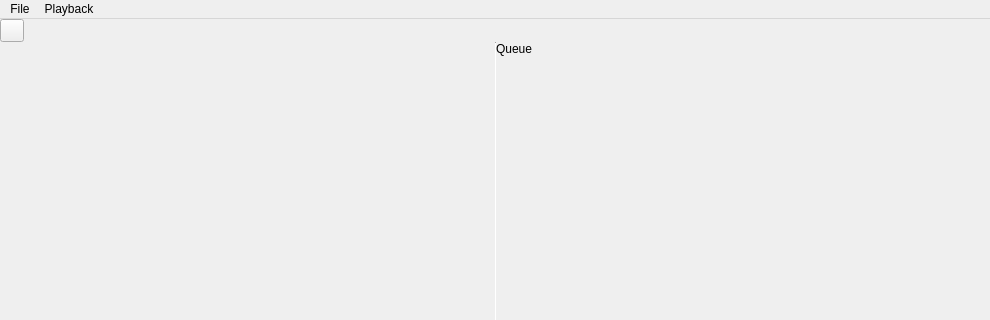
Qt form application/mainwindow.ui (theCheeseboard/theBeat) before a commit; both pictures show x 0 to 990 and y 0 to 320 of the 990 by 644 pixel window.
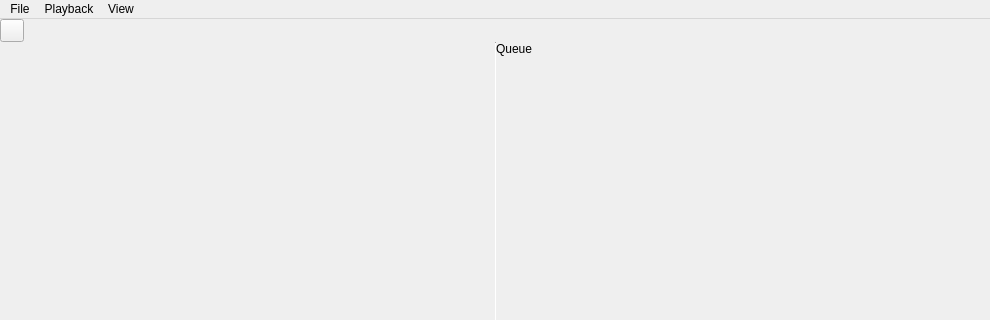
The same form after that commit. Icons and pictures are not drawn. Custom widgets are drawn as their Qt base class.

Commit message: Add more menu options

Patch:
```diff
--- a/application/mainwindow.ui
+++ b/application/mainwindow.ui
@@ -308,8 +308,15 @@
     <addaction name="actionRepeat_One"/>
     <addaction name="actionShuffle"/>
    </widget>
+   <widget class="QMenu" name="menuView">
+    <property name="title">
+     <string>View</string>
+    </property>
+    <addaction name="actionZen_Mode"/>
+   </widget>
    <addaction name="menuFile"/>
    <addaction name="menuPlayback"/>
+   <addaction name="menuView"/>
   </widget>
   <action name="actionFileBug">
    <property name="icon">
```
Left out of the diff: 27 changed lines with no effect on the pictures. The commit also changes 18 other files.
